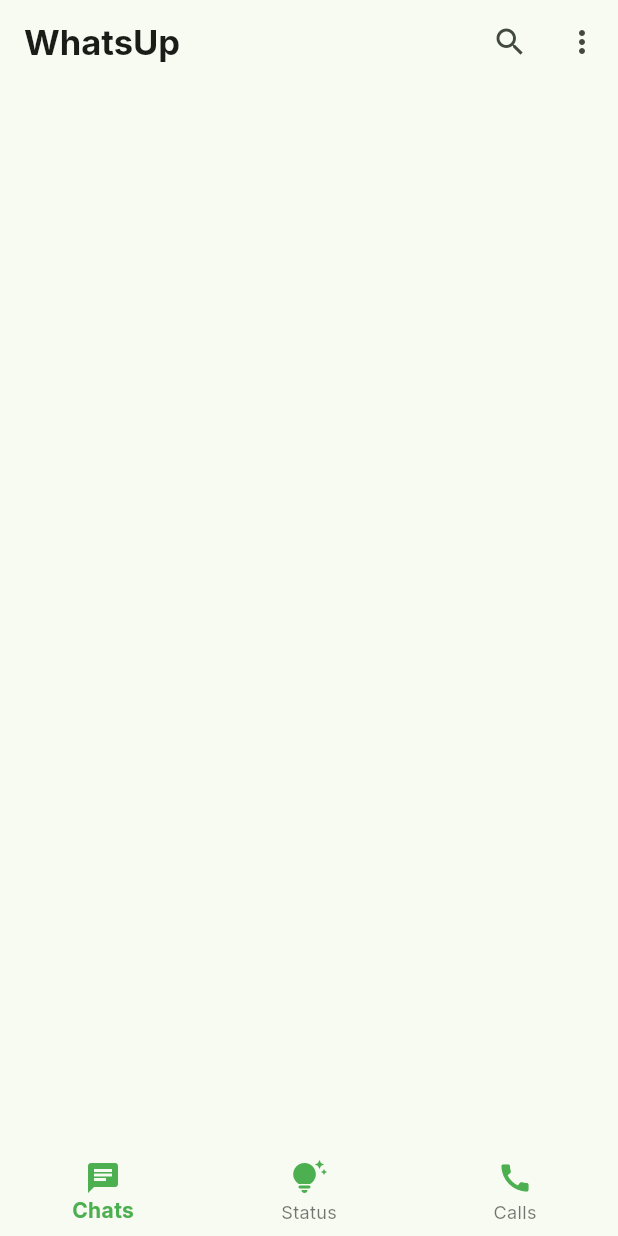
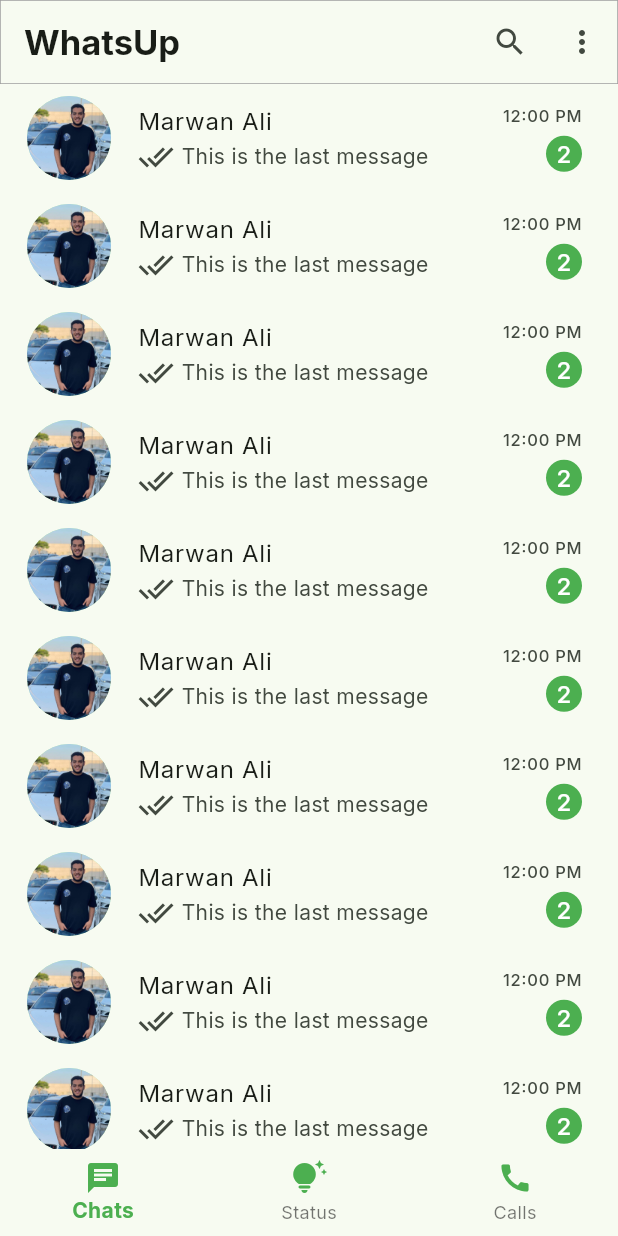
Before and after one commit to rowanibrahem/Chat_App, a Flutter app: the screen it shows after launch, on a phone screen of 412 x 824 dp. Run offline on Flutter 3.47's test engine with Material 3 defaults, Android fonts, the light colour scheme and no system bars; our stand-ins replace fluttertoast, google_fonts.

Commit message:
Refactor home app bar and bottom navigation bar
- Refactor the home app bar and bottom navigation bar to use a single repository pattern.
- Add a border to the app bar.
- Update the preferred size of the app bar.
- Create a chat page widget for the home view.
- Implement a list view builder for the chat page.
- Display chat items with avatar, name, last message, and message time.
- Show unread message count with a circle avatar.

```diff
--- a/lib/features/home/presentation/views/home_view.dart
+++ b/lib/features/home/presentation/views/home_view.dart
@@ -12,11 +12,16 @@
 
 class _HomeViewState extends State<HomeView> {
   int selectedIndex = 0;
+  final List<Widget> pages = [
+    const ChatPage(),
+    const SizedBox(),
+    const SizedBox(),
+  ];
   @override
   Widget build(BuildContext context) {
     return Scaffold(
       appBar: const HomeViewAppbar(),
-     bottomNavigationBar: HomeBottomNavBar(
+      bottomNavigationBar: HomeBottomNavBar(
         currentIndex: selectedIndex,
         onTap: (int index) {
           setState(() {
@@ -24,7 +29,9 @@
           });
         },
       ),
-     body: const SafeArea(child: HomeBody()),
+      body: SafeArea(
+        child: pages[selectedIndex],
+      ),
     );
   }
 }
--- a/lib/features/home/presentation/views/widgets/home_body.dart
+++ b/lib/features/home/presentation/views/widgets/home_body.dart
@@ -1,10 +1,51 @@
 import 'package:flutter/material.dart';
 
-class HomeBody extends StatelessWidget {
-  const HomeBody({super.key});
+class ChatPage extends StatelessWidget {
+  const ChatPage({super.key});
 
   @override
   Widget build(BuildContext context) {
-    return const SizedBox();
+    // return a list view dot builder of chat item like whatsapp
+    return ListView.builder(
+      itemCount: 100,
+      physics: const BouncingScrollPhysics(),
+      itemBuilder: (BuildContext context, int index) {
+        return const ListTile(
+          leading: CircleAvatar(
+            radius: 30,
+            backgroundImage: AssetImage('assets/images/marwan.jpg'),
+          ),
+          title: Text('Marwan Ali'),
+          subtitle: Row(
+            children: [
+              Icon(Icons.done_all),
+              SizedBox(width: 5),
+              Text(
+                'This is the last message',
+                overflow: TextOverflow.ellipsis,
+              )
+            ],
+          ),
+          trailing: Column(
+            mainAxisAlignment: MainAxisAlignment.center,
+            crossAxisAlignment: CrossAxisAlignment.end,
+            children: [
+              Text('12:00 PM'),
+              SizedBox(height: 5),
+              CircleAvatar(
+                radius: 12,
+                backgroundColor: Colors.green,
+                child: Center(
+                  child: Text(
+                    '2',
+                    style: TextStyle(color: Colors.white),
+                  ),
+                ),
+              )
+            ],
+          ),
+        );
+      },
+    );
   }
 }
--- a/lib/features/home/presentation/views/widgets/home_view_appbar.dart
+++ b/lib/features/home/presentation/views/widgets/home_view_appbar.dart
@@ -9,6 +9,12 @@
   @override
   Widget build(BuildContext context) {
     return AppBar(
+      shape: const RoundedRectangleBorder(
+        side: BorderSide(
+          color: Colors.grey,
+          width: 0.5,
+        ),
+      ),
       title: const Text(
         'WhatsUp',
         style: TextStyle(
@@ -70,7 +76,6 @@
     );
   }
 
-
-   @override
+  @override
   Size get preferredSize => const Size.fromHeight(kToolbarHeight);
 }
```
Also changed, not shown: assets/images/marwan.jpg (added).
